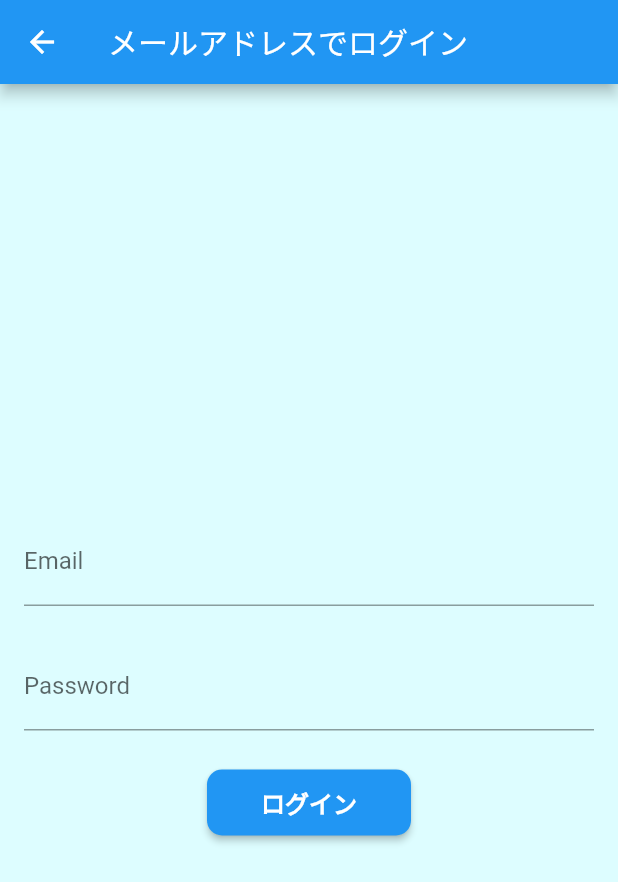
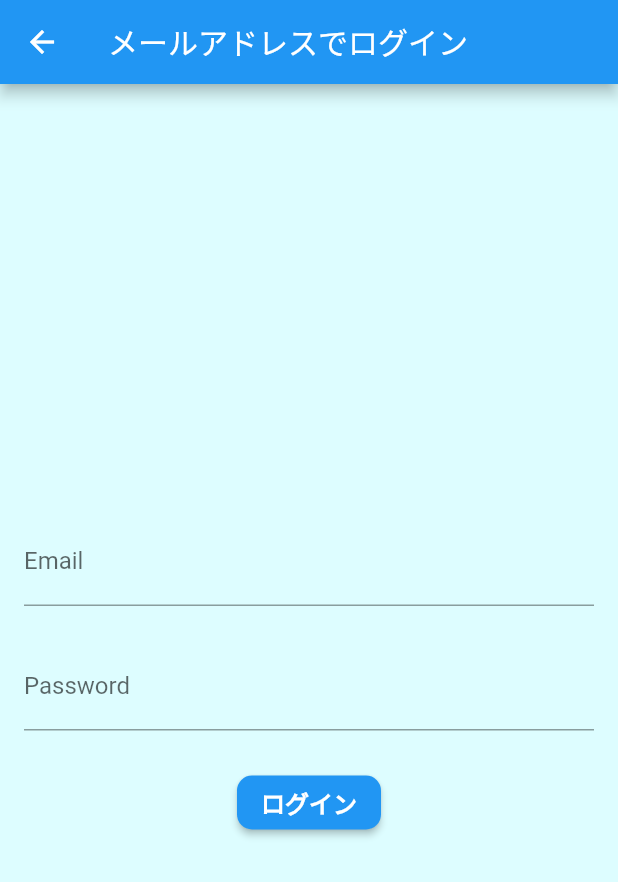
Before and after one commit to shotaro427/ImageShareApp, a Flutter app: the MailSigninPage screen opened directly, on a phone screen of 412 x 824 dp. Shown: the top 882 px of the screen. Run offline on Flutter 3.47's test engine with Material 2 defaults, Android fonts, the phone set to English and light mode, and no system bars; our stand-ins replace awesome_dialog, cloud_firestore, device_info, firebase_analytics, firebase_auth, firebase_storage and 10 more; missing offline and left inert: apple_sign_in, firebase_admob, flutter_auth_buttons, flutter_state_notifier; accounts and stored records are empty; generated files the repository leaves out were written again; statements that could not run were skipped.

Commit message:
ログイン画面への繊維を実装

```diff
--- a/lib/model/controllers/app_start_controller/app_start_controller.dart
+++ b/lib/model/controllers/app_start_controller/app_start_controller.dart
@@ -1,3 +1,4 @@
+import 'package:flutter/material.dart';
 import 'package:flutter_riverpod/flutter_riverpod.dart';
 import 'package:state_notifier/state_notifier.dart';
 import 'package:image_share_app/model/controllers/app_start_controller/app_start_state.dart';
@@ -6,4 +7,7 @@ final appStartController = StateNotifierProvider((ref) => AppStartController());
 
 class AppStartController extends StateNotifier<AppStartState> {
   AppStartController() : super(const AppStartState());
+
+  void navigateToMailSignin(BuildContext context) =>
+      Navigator.of(context).pushNamed('mailSignin');
 }
--- a/lib/pages/mail_singin_page/mail_signin_page.dart
+++ b/lib/pages/mail_singin_page/mail_signin_page.dart
@@ -47,6 +47,8 @@ class _SigninForm extends StatelessWidget {
                 child: RoundRaisedButton(
                   'ログイン',
                   () => {}, // TODO　ログイン後の処理を追加
+                  background: Colors.blue,
+                  textColor: Colors.white,
                 ),
               ),
             ],
--- a/lib/widget/atoms/round_raised_button.dart
+++ b/lib/widget/atoms/round_raised_button.dart
@@ -1,25 +1,27 @@
 import 'package:flutter/material.dart';
+import 'package:freezed_annotation/freezed_annotation.dart';
 
 class RoundRaisedButton extends StatelessWidget {
-  const RoundRaisedButton(this.text, this.onPress);
+  const RoundRaisedButton(this.text, this.onPress,
+      {@Default(Colors.blue) this.background,
+      @Default(Colors.black) this.textColor});
 
   final String text;
   final Function onPress;
+  final Color background;
+  final Color textColor;
 
   @override
   Widget build(BuildContext context) {
     return RaisedButton(
-      child: Padding(
-        padding: const EdgeInsets.symmetric(horizontal: 20, vertical: 10),
-        child: Text(
-          '${text}',
-          textAlign: TextAlign.left,
-          style: const TextStyle(
-              fontSize: 16, fontWeight: FontWeight.w600, color: Colors.white),
-        ),
+      child: Text(
+        '${text}',
+        textAlign: TextAlign.left,
+        style: TextStyle(
+            fontSize: 16, fontWeight: FontWeight.w600, color: textColor),
       ),
       onPressed: onPress,
-      color: Colors.blue,
+      color: background,
       shape: const RoundedRectangleBorder(
           borderRadius: BorderRadius.all(Radius.circular(10))),
       highlightElevation: 16.0,
```
Also changed, not shown: lib/main.development.dart (+2 -6 lines), lib/pages/app_start/buttons.dart (+26 -14 lines).
